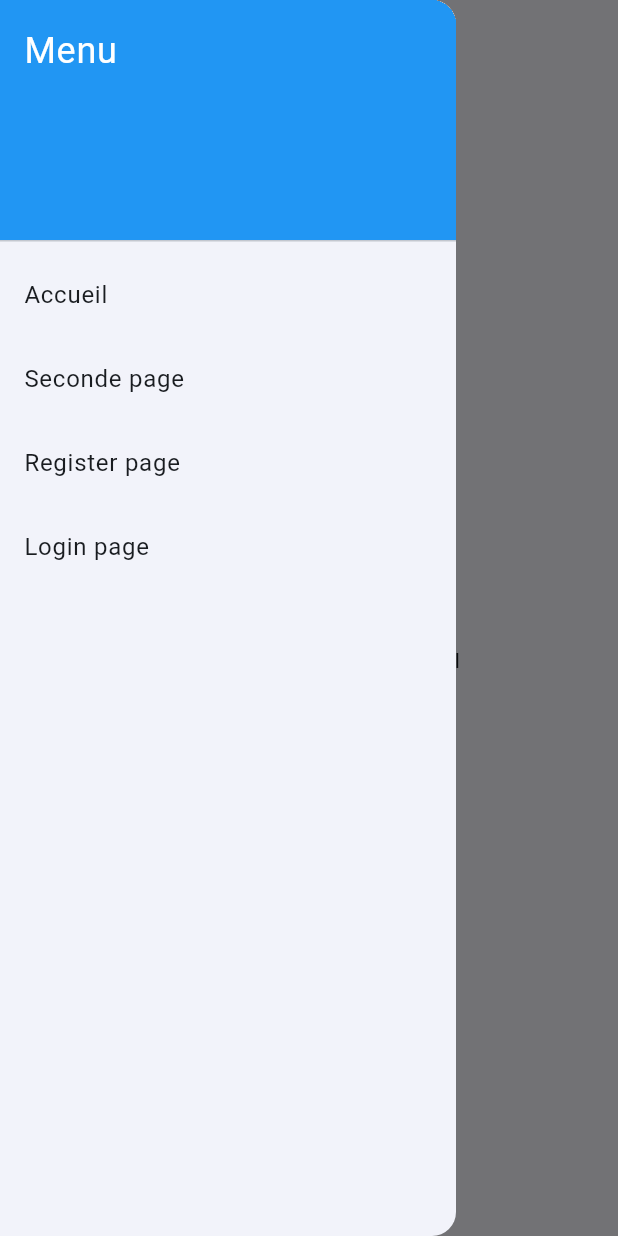
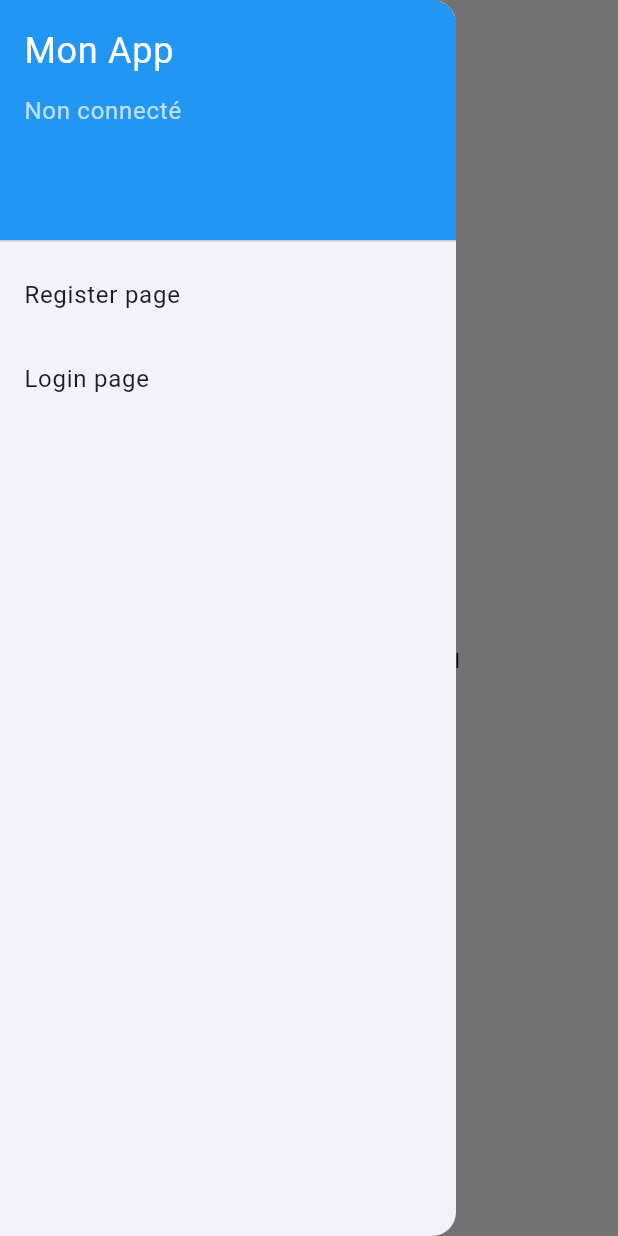
Before and after one commit to SarahOtmane/e_commerce_flutter, a Flutter app: the screen it shows after launch, with the side drawer open, on a phone screen of 412 x 824 dp. Run offline on Flutter 3.47's test engine with Material 3 defaults, Android fonts, the phone set to English and light mode, and no system bars; our stand-ins replace firebase_auth, firebase_core; accounts and stored records are empty.

Commit message:
Améliore le menu du drawer avec des informations utilisateur et des options de déconnexion

```diff
--- a/lib/widgets/app_drawer.dart
+++ b/lib/widgets/app_drawer.dart
@@ -1,4 +1,7 @@
+// ignore_for_file: use_build_context_synchronously, duplicate_ignore
+
 import 'package:flutter/material.dart';
+import 'package:firebase_auth/firebase_auth.dart';
 
 class AppDrawer extends StatelessWidget {
   const AppDrawer({super.key});
@@ -10,17 +13,53 @@ class AppDrawer extends StatelessWidget {
     Navigator.pushReplacementNamed(context, route);
   }
 
+  Future<void> _signOut(BuildContext context) async {
+    // Déconnecte l'utilisateur de Firebase
+    await FirebaseAuth.instance.signOut();
+    // Ferme le drawer
+    // ignore: use_build_context_synchronously
+    Navigator.pop(context);
+    // Affiche un message de confirmation
+    ScaffoldMessenger.of(context).showSnackBar(
+      const SnackBar(content: Text('Déconnecté avec succès')),
+    );
+  }
+
   @override
   Widget build(BuildContext context) {
+    final user = FirebaseAuth.instance.currentUser;
+
     return Drawer(
       child: ListView(
         padding: EdgeInsets.zero,
         children: [
-          const DrawerHeader(
-            decoration: BoxDecoration(color: Colors.blue),
-            child: Text('Menu',
-                style: TextStyle(color: Colors.white, fontSize: 24)),
+          DrawerHeader(
+            decoration: const BoxDecoration(color: Colors.blue),
+            child: Column(
+              crossAxisAlignment: CrossAxisAlignment.start,
+              children: [
+                const Text(
+                  'Mon App',
+                  style: TextStyle(color: Colors.white, fontSize: 24),
                 ),
+                const SizedBox(height: 10),
+                if (user != null) ...[
+                  const Icon(Icons.account_circle,
+                      color: Colors.white, size: 40),
+                  const SizedBox(height: 5),
+                  Text(
+                    user.email ?? 'Utilisateur connecté',
+                    style: const TextStyle(color: Colors.white70, fontSize: 14),
+                  ),
+                ] else
+                  const Text(
+                    'Non connecté',
+                    style: TextStyle(color: Colors.white70, fontSize: 16),
+                  ),
+              ],
+            ),
+          ),
+          if (user != null) ...[
             ListTile(
               title: const Text('Accueil'),
               onTap: () => _go(context, '/'),
@@ -30,6 +69,11 @@ class AppDrawer extends StatelessWidget {
               onTap: () => _go(context, '/second'),
             ),
             ListTile(
+              title: const Text('Déconnexion'),
+              onTap: () => _signOut(context),
+            ),
+          ] else ...[
+            ListTile(
               title: const Text('Register page'),
               onTap: () => _go(context, '/register'),
             ),
@@ -38,6 +82,7 @@ class AppDrawer extends StatelessWidget {
               onTap: () => _go(context, '/login'),
             ),
           ],
+        ],
       ),
     );
   }
```
Lines whose indentation alone changed are shown as unchanged.
